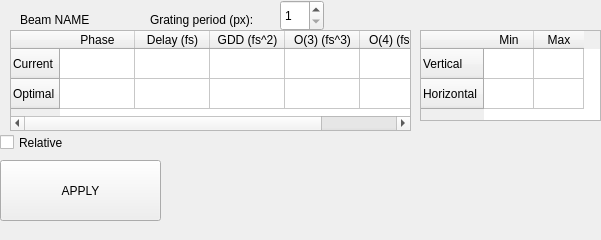
SilvaScience/colberto, file src/GUI/beam_explorer.ui: the form before one commit.
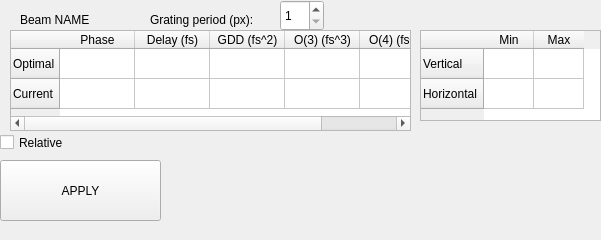
The form after the commit. Custom widgets are drawn as their Qt base class.

What changed in the file:
```diff
--- a/src/GUI/beam_explorer.ui
+++ b/src/GUI/beam_explorer.ui
@@ -33,12 +33,12 @@
    </attribute>
    <row>
     <property name="text">
-     <string>Current</string>
+     <string>Optimal</string>
     </property>
    </row>
    <row>
     <property name="text">
-     <string>Optimal</string>
+     <string>Current</string>
     </property>
    </row>
    <column>
```
